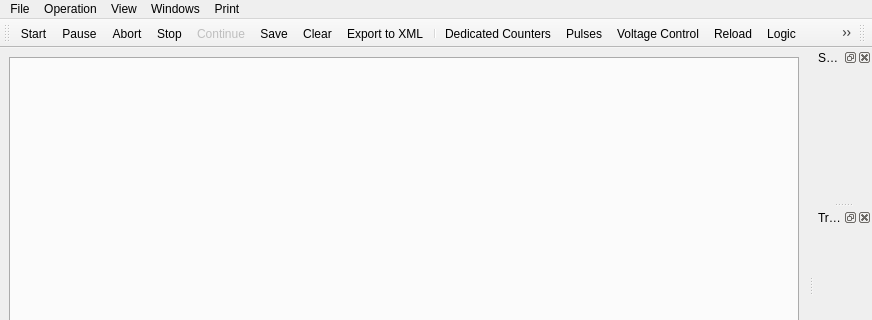
Above: ui/Experiment.ui from MonroeQuantumNetworks/IonControl before the change; both pictures show x 0 to 872 and y 0 to 320 of the 872 by 808 pixel window. Below: the same form after it.
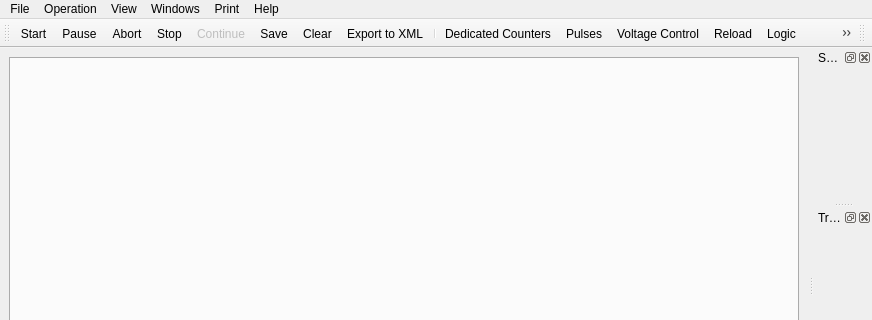
That is the form after the change. Icons and pictures are not drawn.

Commit message: add menu entry to open the nice new documentation in the standard browser :)

The edit to the form file:
```diff
--- a/ui/Experiment.ui
+++ b/ui/Experiment.ui
@@ -123,11 +123,18 @@
     <addaction name="actionMeasurementLog"/>
     <addaction name="actionScripting"/>
    </widget>
+   <widget class="QMenu" name="menuHelp">
+    <property name="title">
+     <string>Help</string>
+    </property>
+    <addaction name="actionDocumentation"/>
+   </widget>
    <addaction name="menuFile"/>
    <addaction name="menuOperation"/>
    <addaction name="menuView"/>
    <addaction name="menuWindows"/>
    <addaction name="menuPrint"/>
+   <addaction name="menuHelp"/>
   </widget>
   <widget class="QDockWidget" name="dockWidgetConsole">
    <property name="windowTitle">
```
Left out of the diff: 5 changed lines with no effect on the pictures. The commit also changes 1 other file.
